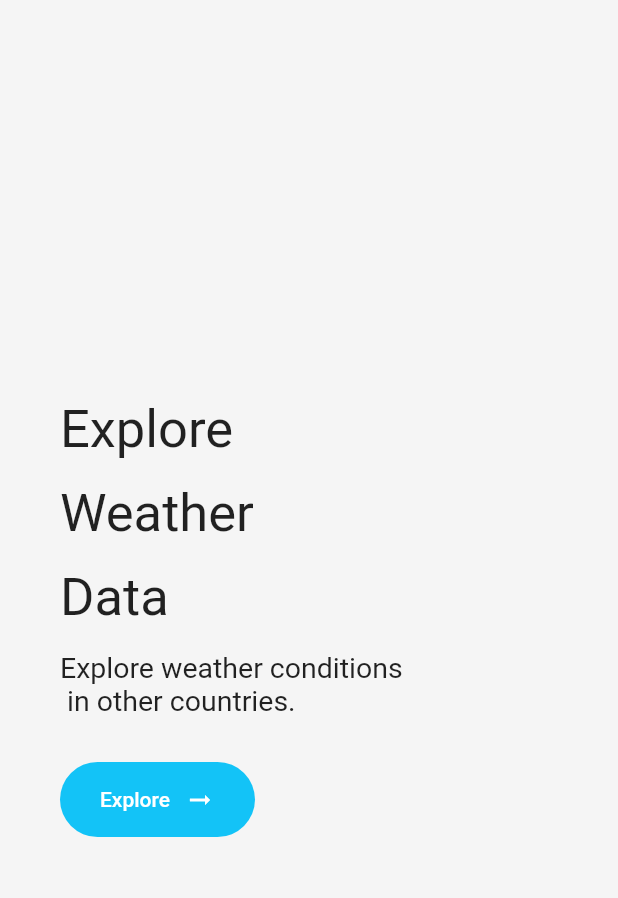
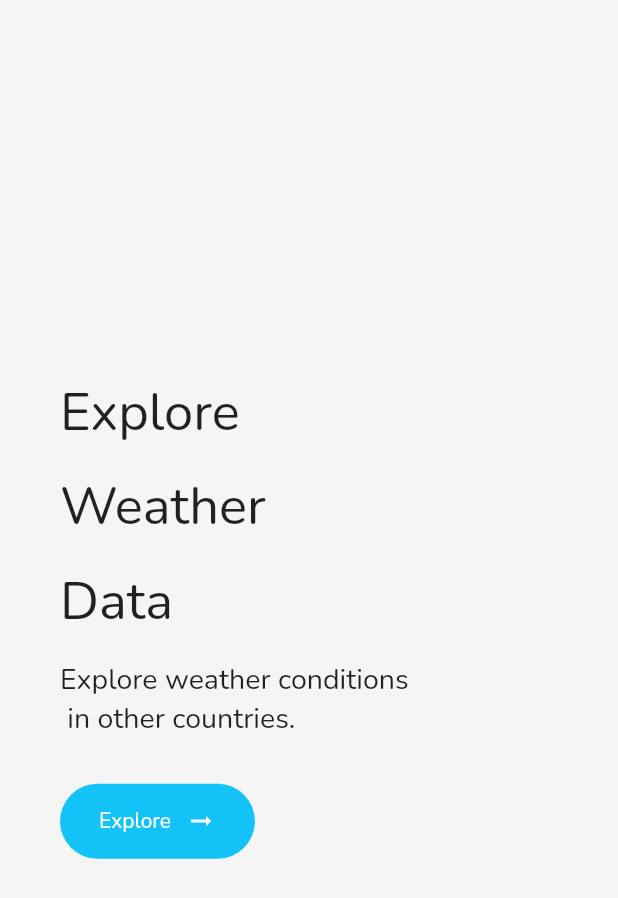
Before and after one commit to mg-kh/flutter_weather_app, a Flutter app: the screen it shows after launch, on a phone screen of 412 x 824 dp. Shown: the top 898 px of the screen. Run offline on Flutter 3.47's test engine with Material 2 defaults, Android fonts, the phone set to English and light mode, and no system bars; our stand-ins replace flutter_map, get, hexcolor, latlong2; missing offline and left inert: flutter_geocoder.

Commit message:
change-font

```diff
--- a/lib/main.dart
+++ b/lib/main.dart
@@ -14,6 +14,9 @@ class MyApp extends StatelessWidget {
       initialRoute: '/',
       getPages: routes,
       debugShowCheckedModeBanner: false,
+      theme: ThemeData(
+        fontFamily: 'Nunito'
+      ),
       home: Scaffold(
         backgroundColor: kPrimaryColor,
         body: Container(
--- a/lib/screens/map.dart
+++ b/lib/screens/map.dart
@@ -360,6 +360,7 @@ class Map extends StatelessWidget {
                           Row(
                             mainAxisAlignment: MainAxisAlignment.start,
                             children: [
+                              //!Temp
                               ForecastStatusBlock(
                                 title: 'Temp',
                                 result: '${forecast['temp']["eve"]} \u2103',
@@ -367,13 +368,15 @@ class Map extends StatelessWidget {
                               SizedBox(
                                 width: 15,
                               ),
+                              //!wind speed
                               ForecastStatusBlock(
                                 title: 'Wind speed',
-                                result: '${forecast['wind_speed']}',
+                                result: '${forecast['wind_speed']} m/s',
                               ),
                               SizedBox(
                                 width: 15,
                               ),
+                              //!humidity
                               ForecastStatusBlock(
                                 title: 'Humidity',
                                 result: '${forecast['humidity']} %',
```
Also changed, not shown: pubspec.yaml (+5 -44 lines), assets/fonts/Nunito-Bold.ttf (added), assets/fonts/Nunito-Regular.ttf (added).
